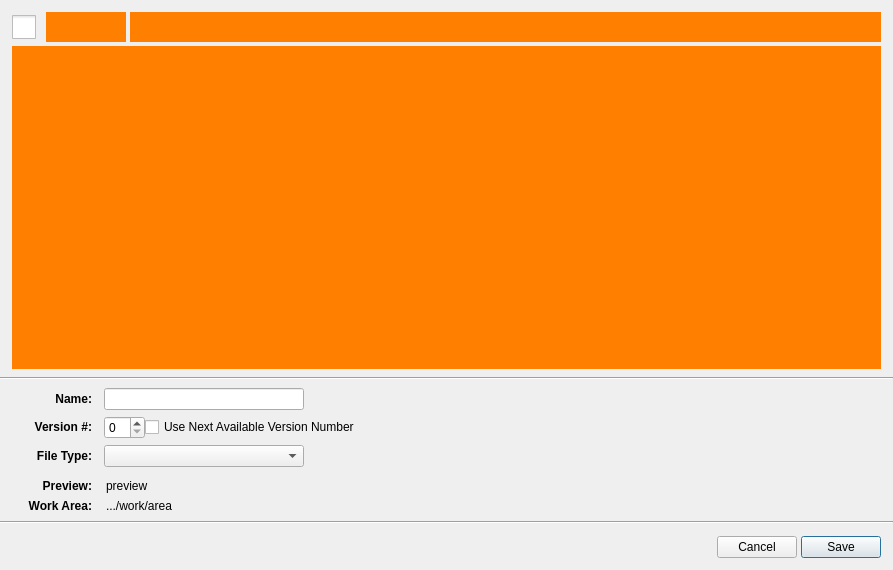
shotgunsoftware/tk-multi-workfiles2, file resources/file_save_form.ui: the form before one commit.
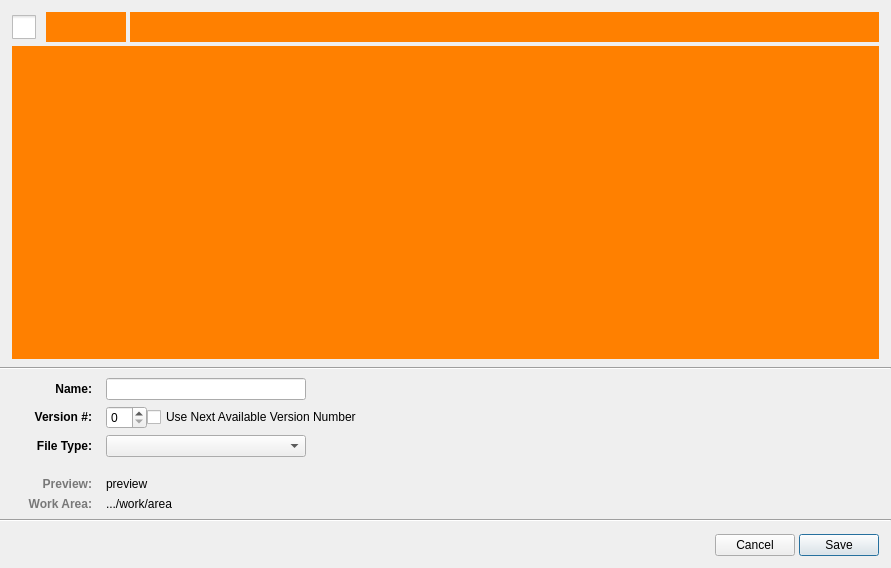
The form after the commit. The open tabs and pages were chosen to show the change. Icons and pictures are not drawn. Custom widgets are drawn as their Qt base class.

Commit message: For #29459 - Fixed work area selection bug - The work area is now consistent when switching file tabs in the save dialog. - Tweaked file save preview to be less prominent - Fixed repaint/select current issues with my tasks and entity trees

```diff
--- a/resources/file_save_form.ui
+++ b/resources/file_save_form.ui
@@ -6,8 +6,8 @@
    <rect>
     <x>0</x>
     <y>0</y>
-    <width>893</width>
-    <height>570</height>
+    <width>891</width>
+    <height>568</height>
    </rect>
   </property>
   <property name="windowTitle">
@@ -149,7 +149,7 @@
    <item>
     <layout class="QVBoxLayout" name="verticalLayout_2" stretch="0,0">
      <property name="spacing">
-      <number>12</number>
+      <number>20</number>
      </property>
      <property name="leftMargin">
       <number>12</number>
@@ -166,7 +166,7 @@
      <item>
       <layout class="QGridLayout" name="file_controls_grid" rowstretch="0,0,0" columnstretch="0,1" columnminimumwidth="80,0">
        <property name="horizontalSpacing">
-        <number>-1</number>
+        <number>14</number>
        </property>
        <property name="verticalSpacing">
         <number>6</number>
@@ -344,7 +344,7 @@
            <item row="0" column="0">
             <widget class="QLabel" name="preview_label">
              <property name="text">
-              <string>&lt;html&gt;&lt;head/&gt;&lt;body&gt;&lt;p&gt;&lt;span style=&quot; font-weight:600;&quot;&gt;Preview:&lt;/span&gt;&lt;/p&gt;&lt;/body&gt;&lt;/html&gt;</string>
+              <string>&lt;html&gt;&lt;head/&gt;&lt;body&gt;&lt;p&gt;&lt;span style=&quot; font-weight:600; color:rgb(120, 120, 120)&quot;&gt;Preview:&lt;/span&gt;&lt;/p&gt;&lt;/body&gt;&lt;/html&gt;</string>
              </property>
              <property name="alignment">
               <set>Qt::AlignRight|Qt::AlignTop|Qt::AlignTrailing</set>
@@ -395,7 +395,7 @@
            <item row="1" column="0">
             <widget class="QLabel" name="work_area_label">
              <property name="text">
-              <string>&lt;html&gt;&lt;head/&gt;&lt;body&gt;&lt;p&gt;&lt;span style=&quot; font-weight:600;&quot;&gt;Work Area:&lt;/span&gt;&lt;/p&gt;&lt;/body&gt;&lt;/html&gt;</string>
+              <string>&lt;html&gt;&lt;head/&gt;&lt;body&gt;&lt;p&gt;&lt;span style=&quot; font-weight:600; color:rgb(120, 120, 120)&quot;&gt;Work Area:&lt;/span&gt;&lt;/p&gt;&lt;/body&gt;&lt;/html&gt;</string>
              </property>
              <property name="alignment">
               <set>Qt::AlignRight|Qt::AlignTop|Qt::AlignTrailing</set>
```
Left out of the diff: 4 changed lines with no effect on the pictures. The commit also changes 7 other files.
